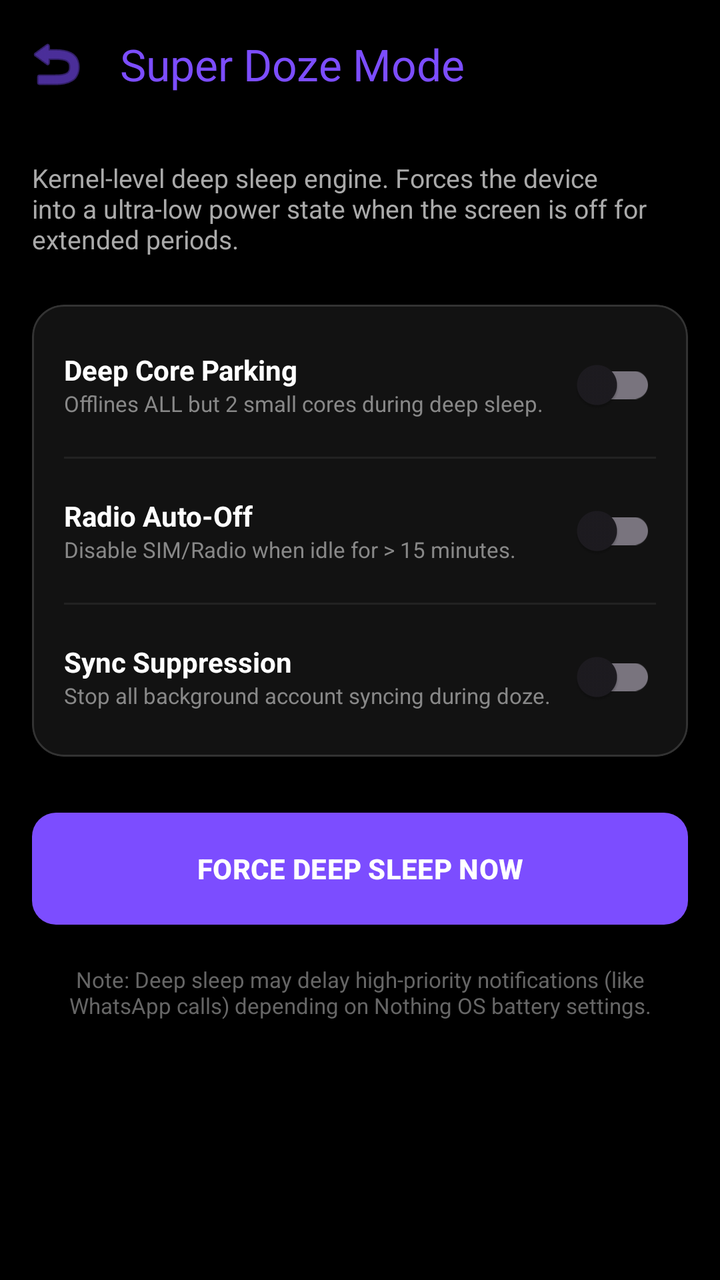
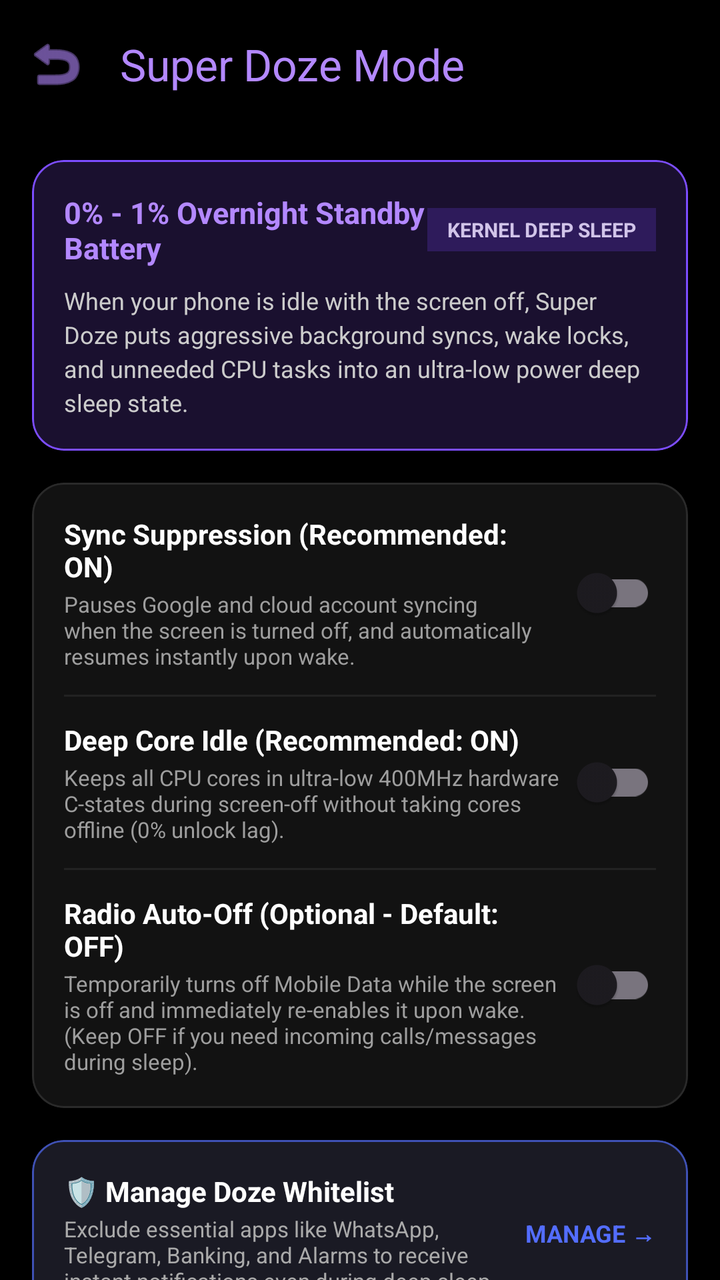

Two renders of the same Android screen: before a commit and after it. Below are the layout's source before the change and the commit's diff.
<!-- AndroidManifest.xml: activity theme Theme.PhoneControl -->
<!-- res/layout/activity_super_doze.xml -->
<?xml version="1.0" encoding="utf-8"?>
<LinearLayout xmlns:android="http://schemas.android.com/apk/res/android"
    xmlns:app="http://schemas.android.com/apk/res-auto"
    android:layout_width="match_parent"
    android:layout_height="match_parent"
    android:orientation="vertical"
    android:background="@android:color/black"
    android:fitsSystemWindows="true">

    <com.google.android.material.appbar.MaterialToolbar
        android:id="@+id/toolbarSuperDoze"
        android:layout_width="match_parent"
        android:layout_height="?attr/actionBarSize"
        app:title="Super Doze Mode"
        app:titleTextColor="#7C4DFF"
        app:navigationIcon="@android:drawable/ic_menu_revert"
        app:navigationIconTint="#7C4DFF" />

    <androidx.core.widget.NestedScrollView
        android:layout_width="match_parent"
        android:layout_height="match_parent">

        <LinearLayout
            android:layout_width="match_parent"
            android:layout_height="wrap_content"
            android:orientation="vertical"
            android:padding="16dp">

            <TextView
                android:layout_width="match_parent"
                android:layout_height="wrap_content"
                android:text="Kernel-level deep sleep engine. Forces the device into a ultra-low power state when the screen is off for extended periods."
                android:textColor="#AAAAAA"
                android:textSize="13sp"
                android:layout_marginBottom="24dp" />

            
            <com.google.android.material.card.MaterialCardView
                android:layout_width="match_parent"
                android:layout_height="wrap_content"
                android:layout_marginBottom="24dp"
                app:cardCornerRadius="16dp"
                app:cardBackgroundColor="#121212"
                app:strokeWidth="1dp"
                app:strokeColor="#333333">
                <LinearLayout
                    android:layout_width="match_parent"
                    android:layout_height="wrap_content"
                    android:orientation="vertical"
                    android:padding="16dp">

                    <LinearLayout android:layout_width="match_parent" android:layout_height="wrap_content" android:gravity="center_vertical">
                        <LinearLayout android:layout_width="0dp" android:layout_height="wrap_content" android:layout_weight="1" android:orientation="vertical">
                            <TextView android:layout_width="wrap_content" android:layout_height="wrap_content" android:text="Deep Core Parking" android:textColor="#FFFFFF" android:textStyle="bold" />
                            <TextView android:layout_width="wrap_content" android:layout_height="wrap_content" android:text="Offlines ALL but 2 small cores during deep sleep." android:textColor="#888888" android:textSize="11sp" />
                        </LinearLayout>
                        <com.google.android.material.switchmaterial.SwitchMaterial android:id="@+id/switchDeepParking" android:layout_width="wrap_content" android:layout_height="wrap_content" />
                    </LinearLayout>
                    <View android:layout_width="match_parent" android:layout_height="1dp" android:background="#222222" android:layout_marginVertical="12dp" />

                    <LinearLayout android:layout_width="match_parent" android:layout_height="wrap_content" android:gravity="center_vertical">
                        <LinearLayout android:layout_width="0dp" android:layout_height="wrap_content" android:layout_weight="1" android:orientation="vertical">
                            <TextView android:layout_width="wrap_content" android:layout_height="wrap_content" android:text="Radio Auto-Off" android:textColor="#FFFFFF" android:textStyle="bold" />
                            <TextView android:layout_width="wrap_content" android:layout_height="wrap_content" android:text="Disable SIM/Radio when idle for > 15 minutes." android:textColor="#888888" android:textSize="11sp" />
                        </LinearLayout>
                        <com.google.android.material.switchmaterial.SwitchMaterial android:id="@+id/switchRadioOff" android:layout_width="wrap_content" android:layout_height="wrap_content" />
                    </LinearLayout>
                    <View android:layout_width="match_parent" android:layout_height="1dp" android:background="#222222" android:layout_marginVertical="12dp" />

                    <LinearLayout android:layout_width="match_parent" android:layout_height="wrap_content" android:gravity="center_vertical">
                        <LinearLayout android:layout_width="0dp" android:layout_height="wrap_content" android:layout_weight="1" android:orientation="vertical">
                            <TextView android:layout_width="wrap_content" android:layout_height="wrap_content" android:text="Sync Suppression" android:textColor="#FFFFFF" android:textStyle="bold" />
                            <TextView android:layout_width="wrap_content" android:layout_height="wrap_content" android:text="Stop all background account syncing during doze." android:textColor="#888888" android:textSize="11sp" />
                        </LinearLayout>
                        <com.google.android.material.switchmaterial.SwitchMaterial android:id="@+id/switchSyncOff" android:layout_width="wrap_content" android:layout_height="wrap_content" />
                    </LinearLayout>
                </LinearLayout>
            </com.google.android.material.card.MaterialCardView>

            <com.google.android.material.button.MaterialButton
                android:id="@+id/btnForceDozeNow"
                android:layout_width="match_parent"
                android:layout_height="64dp"
                android:text="FORCE DEEP SLEEP NOW"
                android:textColor="@android:color/white"
                android:textStyle="bold"
                app:backgroundTint="#7C4DFF"
                app:cornerRadius="12dp" />

            <TextView
                android:layout_width="match_parent"
                android:layout_height="wrap_content"
                android:layout_marginTop="16dp"
                android:text="Note: Deep sleep may delay high-priority notifications (like WhatsApp calls) depending on Nothing OS battery settings."
                android:textColor="#666666"
                android:textSize="11sp"
                android:gravity="center" />

        </LinearLayout>
    </androidx.core.widget.NestedScrollView>

</LinearLayout>
<!-- resources referenced by this layout -->
<resources>
  <style name="Theme.PhoneControl" parent="Theme.Material3.DayNight.NoActionBar">
          
          <item name="colorPrimary">@color/purple_500</item>
          <item name="colorPrimaryVariant">@color/purple_700</item>
          <item name="colorOnPrimary">@color/white</item>
          
          <item name="colorSecondary">@color/teal_200</item>
          <item name="colorSecondaryVariant">@color/teal_700</item>
          <item name="colorOnSecondary">@color/black</item>
          
          <item name="android:statusBarColor">@android:color/black</item>
          <item name="android:windowLightStatusBar" tools:targetApi="m">false</item>
          
          
          
      </style>
  <color name="purple_500">#FF6200EE</color>
  <color name="purple_700">#FF3700B3</color>
  <color name="white">#FFFFFFFF</color>
  <color name="teal_200">#FF03DAC5</color>
  <color name="teal_700">#FF018786</color>
  <color name="black">#FF000000</color>
</resources>

<!-- the commit's change to res/layout/activity_super_doze.xml (unified diff, before → after) -->
@@ -12,9 +12,9 @@
         android:layout_width="match_parent"
         android:layout_height="?attr/actionBarSize"
         app:title="Super Doze Mode"
-        app:titleTextColor="#7C4DFF"
+        app:titleTextColor="#B388FF"
         app:navigationIcon="@android:drawable/ic_menu_revert"
-        app:navigationIconTint="#7C4DFF" />
+        app:navigationIconTint="#B388FF" />
 
     <androidx.core.widget.NestedScrollView
         android:layout_width="match_parent"
@@ -26,75 +26,294 @@
             android:orientation="vertical"
             android:padding="16dp">
 
-            <TextView
+            
+            <com.google.android.material.card.MaterialCardView
                 android:layout_width="match_parent"
                 android:layout_height="wrap_content"
-                android:text="Kernel-level deep sleep engine. Forces the device into a ultra-low power state when the screen is off for extended periods."
-                android:textColor="#AAAAAA"
-                android:textSize="13sp"
-                android:layout_marginBottom="24dp" />
-
-            
-            <com.google.android.material.card.MaterialCardView
-                android:layout_width="match_parent"
-                android:layout_height="wrap_content"
-                android:layout_marginBottom="24dp"
+                android:layout_marginBottom="16dp"
                 app:cardCornerRadius="16dp"
-                app:cardBackgroundColor="#121212"
+                app:cardBackgroundColor="#1A102F"
                 app:strokeWidth="1dp"
-                app:strokeColor="#333333">
+                app:strokeColor="#7C4DFF">
+
                 <LinearLayout
                     android:layout_width="match_parent"
                     android:layout_height="wrap_content"
                     android:orientation="vertical"
                     android:padding="16dp">
 
-                    <LinearLayout android:layout_width="match_parent" android:layout_height="wrap_content" android:gravity="center_vertical">
-                        <LinearLayout android:layout_width="0dp" android:layout_height="wrap_content" android:layout_weight="1" android:orientation="vertical">
-                            <TextView android:layout_width="wrap_content" android:layout_height="wrap_content" android:text="Deep Core Parking" android:textColor="#FFFFFF" android:textStyle="bold" />
-                            <TextView android:layout_width="wrap_content" android:layout_height="wrap_content" android:text="Offlines ALL but 2 small cores during deep sleep." android:textColor="#888888" android:textSize="11sp" />
-                        </LinearLayout>
-                        <com.google.android.material.switchmaterial.SwitchMaterial android:id="@+id/switchDeepParking" android:layout_width="wrap_content" android:layout_height="wrap_content" />
-                    </LinearLayout>
-                    <View android:layout_width="match_parent" android:layout_height="1dp" android:background="#222222" android:layout_marginVertical="12dp" />
-
-                    <LinearLayout android:layout_width="match_parent" android:layout_height="wrap_content" android:gravity="center_vertical">
-                        <LinearLayout android:layout_width="0dp" android:layout_height="wrap_content" android:layout_weight="1" android:orientation="vertical">
-                            <TextView android:layout_width="wrap_content" android:layout_height="wrap_content" android:text="Radio Auto-Off" android:textColor="#FFFFFF" android:textStyle="bold" />
-                            <TextView android:layout_width="wrap_content" android:layout_height="wrap_content" android:text="Disable SIM/Radio when idle for > 15 minutes." android:textColor="#888888" android:textSize="11sp" />
-                        </LinearLayout>
-                        <com.google.android.material.switchmaterial.SwitchMaterial android:id="@+id/switchRadioOff" android:layout_width="wrap_content" android:layout_height="wrap_content" />
-                    </LinearLayout>
-                    <View android:layout_width="match_parent" android:layout_height="1dp" android:background="#222222" android:layout_marginVertical="12dp" />
-
-                    <LinearLayout android:layout_width="match_parent" android:layout_height="wrap_content" android:gravity="center_vertical">
-                        <LinearLayout android:layout_width="0dp" android:layout_height="wrap_content" android:layout_weight="1" android:orientation="vertical">
-                            <TextView android:layout_width="wrap_content" android:layout_height="wrap_content" android:text="Sync Suppression" android:textColor="#FFFFFF" android:textStyle="bold" />
-                            <TextView android:layout_width="wrap_content" android:layout_height="wrap_content" android:text="Stop all background account syncing during doze." android:textColor="#888888" android:textSize="11sp" />
-                        </LinearLayout>
-                        <com.google.android.material.switchmaterial.SwitchMaterial android:id="@+id/switchSyncOff" android:layout_width="wrap_content" android:layout_height="wrap_content" />
-                    </LinearLayout>
+                    <LinearLayout
+                        android:layout_width="match_parent"
+                        android:layout_height="wrap_content"
+                        android:gravity="center_vertical"
+                        android:orientation="horizontal">
+
+                        <TextView
+                            android:layout_width="0dp"
+                            android:layout_height="wrap_content"
+                            android:layout_weight="1"
+                            android:text="0% - 1% Overnight Standby Battery"
+                            android:textColor="#B388FF"
+                            android:textSize="15sp"
+                            android:textStyle="bold" />
+
+                        <TextView
+                            android:layout_width="wrap_content"
+                            android:layout_height="wrap_content"
+                            android:background="#2E1B5B"
+                            android:paddingHorizontal="10dp"
+                            android:paddingVertical="4dp"
+                            android:text="KERNEL DEEP SLEEP"
+                            android:textColor="#D1C4E9"
+                            android:textSize="10sp"
+                            android:textStyle="bold" />
+                    </LinearLayout>
+
+                    <TextView
+                        android:layout_width="match_parent"
+                        android:layout_height="wrap_content"
+                        android:layout_marginTop="8dp"
+                        android:text="When your phone is idle with the screen off, Super Doze puts aggressive background syncs, wake locks, and unneeded CPU tasks into an ultra-low power deep sleep state."
+                        android:textColor="#CCCCCC"
+                        android:textSize="12sp"
+                        android:lineSpacingExtra="3dp" />
                 </LinearLayout>
             </com.google.android.material.card.MaterialCardView>
 
+            
+            <com.google.android.material.card.MaterialCardView
+                android:layout_width="match_parent"
+                android:layout_height="wrap_content"
+                android:layout_marginBottom="16dp"
+                app:cardCornerRadius="16dp"
+                app:cardBackgroundColor="#121212"
+                app:strokeWidth="1dp"
+                app:strokeColor="#2A2A2A">
+
+                <LinearLayout
+                    android:layout_width="match_parent"
+                    android:layout_height="wrap_content"
+                    android:orientation="vertical"
+                    android:padding="16dp">
+
+                    
+                    <LinearLayout
+                        android:layout_width="match_parent"
+                        android:layout_height="wrap_content"
+                        android:gravity="center_vertical">
+
+                        <LinearLayout
+                            android:layout_width="0dp"
+                            android:layout_height="wrap_content"
+                            android:layout_weight="1"
+                            android:orientation="vertical">
+
+                            <TextView
+                                android:layout_width="wrap_content"
+                                android:layout_height="wrap_content"
+                                android:text="Sync Suppression (Recommended: ON)"
+                                android:textColor="#FFFFFF"
+                                android:textStyle="bold"
+                                android:textSize="14sp" />
+
+                            <TextView
+                                android:layout_width="wrap_content"
+                                android:layout_height="wrap_content"
+                                android:layout_marginTop="2dp"
+                                android:text="Pauses Google and cloud account syncing when the screen is turned off, and automatically resumes instantly upon wake."
+                                android:textColor="#9E9E9E"
+                                android:textSize="11sp" />
+                        </LinearLayout>
+
+                        <com.google.android.material.switchmaterial.SwitchMaterial
+                            android:id="@+id/switchSyncOff"
+                            android:layout_width="wrap_content"
+                            android:layout_height="wrap_content" />
+                    </LinearLayout>
+
+                    <View
+                        android:layout_width="match_parent"
+                        android:layout_height="1dp"
+                        android:background="#222222"
+                        android:layout_marginVertical="12dp" />
+
+                    
+                    <LinearLayout
+                        android:layout_width="match_parent"
+                        android:layout_height="wrap_content"
+                        android:gravity="center_vertical">
+
+                        <LinearLayout
+                            android:layout_width="0dp"
+                            android:layout_height="wrap_content"
+                            android:layout_weight="1"
+                            android:orientation="vertical">
+
+                            <TextView
+                                android:layout_width="wrap_content"
+                                android:layout_height="wrap_content"
+                                android:text="Deep Core Idle (Recommended: ON)"
+                                android:textColor="#FFFFFF"
+                                android:textStyle="bold"
+                                android:textSize="14sp" />
+
+                            <TextView
+                                android:layout_width="wrap_content"
+                                android:layout_height="wrap_content"
+                                android:layout_marginTop="2dp"
+                                android:text="Keeps all CPU cores in ultra-low 400MHz hardware C-states during screen-off without taking cores offline (0% unlock lag)."
+                                android:textColor="#9E9E9E"
+                                android:textSize="11sp" />
+                        </LinearLayout>
+
+                        <com.google.android.material.switchmaterial.SwitchMaterial
+                            android:id="@+id/switchDeepParking"
+                            android:layout_width="wrap_content"
+                            android:layout_height="wrap_content" />
+                    </LinearLayout>
+
+                    <View
+                        android:layout_width="match_parent"
+                        android:layout_height="1dp"
+                        android:background="#222222"
+                        android:layout_marginVertical="12dp" />
+
+                    
+                    <LinearLayout
+                        android:layout_width="match_parent"
+                        android:layout_height="wrap_content"
+                        android:gravity="center_vertical">
+
+                        <LinearLayout
+                            android:layout_width="0dp"
+                            android:layout_height="wrap_content"
+                            android:layout_weight="1"
+                            android:orientation="vertical">
+
+                            <TextView
+                                android:layout_width="wrap_content"
+                                android:layout_height="wrap_content"
+                                android:text="Radio Auto-Off (Optional - Default: OFF)"
+                                android:textColor="#FFFFFF"
+                                android:textStyle="bold"
+                                android:textSize="14sp" />
+
+                            <TextView
+                                android:layout_width="wrap_content"
+                                android:layout_height="wrap_content"
+                                android:layout_marginTop="2dp"
+                                android:text="Temporarily turns off Mobile Data while the screen is off and immediately re-enables it upon wake. (Keep OFF if you need incoming calls/messages during sleep)."
+                                android:textColor="#9E9E9E"
+                                android:textSize="11sp" />
+                        </LinearLayout>
+
+                        <com.google.android.material.switchmaterial.SwitchMaterial
+                            android:id="@+id/switchRadioOff"
+                            android:layout_width="wrap_content"
+                            android:layout_height="wrap_content" />
+                    </LinearLayout>
+                </LinearLayout>
+            </com.google.android.material.card.MaterialCardView>
+
+            
+            <com.google.android.material.card.MaterialCardView
+                android:id="@+id/cardManageWhitelist"
+                android:layout_width="match_parent"
+                android:layout_height="wrap_content"
+                android:layout_marginBottom="16dp"
+                android:clickable="true"
+                android:focusable="true"
+                app:cardCornerRadius="16dp"
+                app:cardBackgroundColor="#1A1A24"
+                app:strokeWidth="1dp"
+                app:strokeColor="#3F51B5">
+
+                <LinearLayout
+                    android:layout_width="match_parent"
+                    android:layout_height="wrap_content"
+                    android:gravity="center_vertical"
+                    android:orientation="horizontal"
+                    android:padding="16dp">
+
+                    <LinearLayout
+                        android:layout_width="0dp"
+                        android:layout_height="wrap_content"
+                        android:layout_weight="1"
+                        android:orientation="vertical">
+
+                        <TextView
+                            android:layout_width="wrap_content"
+                            android:layout_height="wrap_content"
+                            android:text="🛡️ Manage Doze Whitelist"
+                            android:textColor="#FFFFFF"
+                            android:textSize="14sp"
+                            android:textStyle="bold" />
+
+                        <TextView
+                            android:layout_width="wrap_content"
+                            android:layout_height="wrap_content"
+                            android:layout_marginTop="2dp"
+                            android:text="Exclude essential apps like WhatsApp, Telegram, Banking, and Alarms to receive instant notifications even during deep sleep."
+                            android:textColor="#AAAAAA"
+                            android:textSize="11sp" />
+                    </LinearLayout>
+
+                    <TextView
+                        android:layout_width="wrap_content"
+                        android:layout_height="wrap_content"
+                        android:text="MANAGE →"
+                        android:textColor="#536DFE"
+                        android:textSize="12sp"
+                        android:textStyle="bold" />
+                </LinearLayout>
+            </com.google.android.material.card.MaterialCardView>
+
+            
+            <com.google.android.material.card.MaterialCardView
+                android:layout_width="match_parent"
+                android:layout_height="wrap_content"
+                android:layout_marginBottom="20dp"
+                app:cardCornerRadius="16dp"
+                app:cardBackgroundColor="#0D1117"
+                app:strokeWidth="1dp"
+                app:strokeColor="#1F2937">
+
+                <LinearLayout
+                    android:layout_width="match_parent"
+                    android:layout_height="wrap_content"
+                    android:orientation="vertical"
+                    android:padding="16dp">
+
+                    <TextView
+                        android:layout_width="wrap_content"
+                        android:layout_height="wrap_content"
+                        android:text="💡 Tips &amp; Best Practices"
+                        android:textColor="#60A5FA"
+                        android:textSize="13sp"
+                        android:textStyle="bold" />
+
+                    <TextView
+                        android:layout_width="match_parent"
+                        android:layout_height="wrap_content"
+                        android:layout_marginTop="6dp"
+                        android:text="• Daily Standby: Keep Sync Suppression and Deep Core Idle enabled for maximum battery life.\n• Overnight Saver: Turn on Radio Auto-Off for near 0% battery drop while sleeping.\n• Priority Apps: Add critical messaging or banking apps to the Doze Whitelist to prevent delayed alerts."
+                        android:textColor="#9CA3AF"
+                        android:textSize="11sp"
+                        android:lineSpacingExtra="3dp" />
+                </LinearLayout>
+            </com.google.android.material.card.MaterialCardView>
+
+            
             <com.google.android.material.button.MaterialButton
                 android:id="@+id/btnForceDozeNow"
                 android:layout_width="match_parent"
-                android:layout_height="64dp"
-                android:text="FORCE DEEP SLEEP NOW"
+                android:layout_height="56dp"
+                android:text="TEST DEEP SLEEP NOW"
                 android:textColor="@android:color/white"
+                android:textSize="13sp"
                 android:textStyle="bold"
                 app:backgroundTint="#7C4DFF"
-                app:cornerRadius="12dp" />
-
-            <TextView
-                android:layout_width="match_parent"
-                android:layout_height="wrap_content"
-                android:layout_marginTop="16dp"
-                android:text="Note: Deep sleep may delay high-priority notifications (like WhatsApp calls) depending on Nothing OS battery settings."
-                android:textColor="#666666"
-                android:textSize="11sp"
-                android:gravity="center" />
+                app:cornerRadius="14dp" />
 
         </LinearLayout>
     </androidx.core.widget.NestedScrollView>
